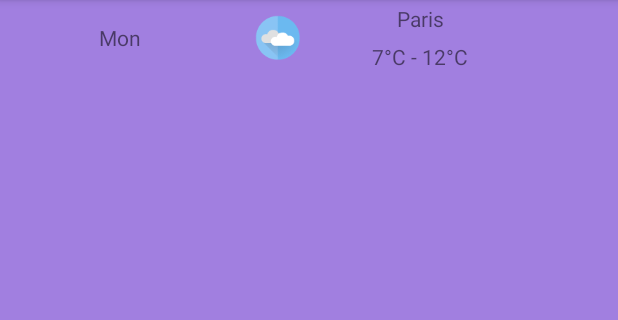
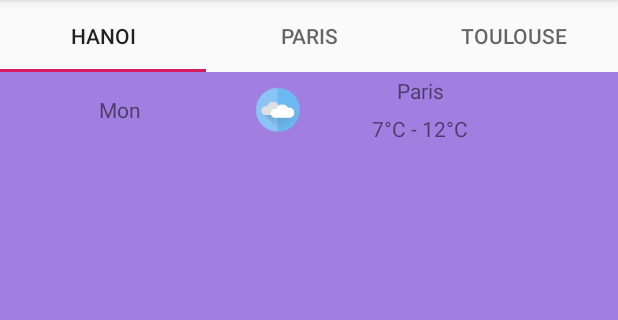
Before and after one commit to huyhandes/androiddev2020, an Android app: the screen it shows after launch (WeatherActivity), on a phone screen of 412 x 824 dp, the part 84-404 px from its top. Run offline under Robolectric (Android 15) with nearby library versions, the light colour scheme and no system bars.

Commit message:
Labwork 8

```diff
--- a/app/src/main/java/vn/edu/usth/weatheractivity/WeatherActivity.java
+++ b/app/src/main/java/vn/edu/usth/weatheractivity/WeatherActivity.java
@@ -12,6 +12,8 @@ import android.util.Log;
 import android.view.View;
 import android.widget.Button;
 
+import com.google.android.material.tabs.TabLayout;
+
 public class WeatherActivity extends AppCompatActivity {
 
     private final static String TAG = "TestActivity";
@@ -24,6 +26,8 @@ public class WeatherActivity extends AppCompatActivity {
         ViewPager pager = (ViewPager) findViewById(R.id.viewpager);
         pager.setOffscreenPageLimit(3);
         pager.setAdapter(adapter);
+        TabLayout tabLayout = (TabLayout) findViewById(R.id.tab);
+        tabLayout.setupWithViewPager(pager);
         Log.i(TAG, "On Create .....");
     }
     @Override
--- a/app/src/main/res/layout/activity_weather.xml
+++ b/app/src/main/res/layout/activity_weather.xml
@@ -8,8 +8,15 @@
     android:orientation="vertical"
     tools:context=".WeatherActivity">
 
+    <com.google.android.material.tabs.TabLayout
+        android:id="@+id/tab"
+        android:layout_width="match_parent"
+        android:layout_height="wrap_content">
+    </com.google.android.material.tabs.TabLayout>
+
     <androidx.viewpager.widget.ViewPager
         android:id="@+id/viewpager"
         android:layout_width="match_parent"
-        android:layout_height="match_parent" />
+        android:layout_height="match_parent"
+        android:layout_below="@id/tab"/>
 </RelativeLayout>
```
